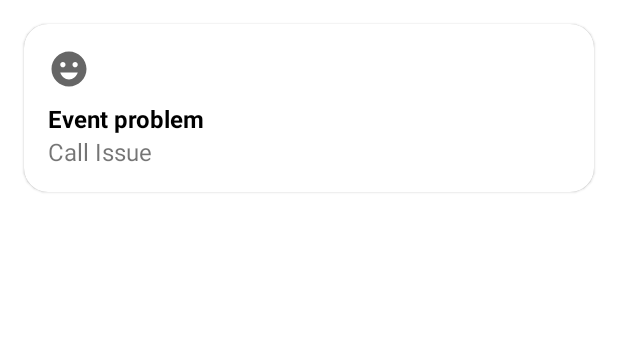
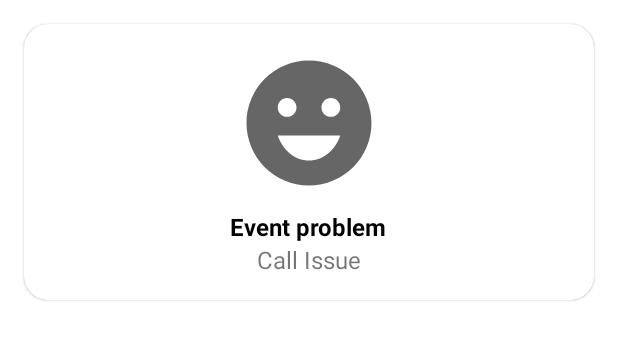
Before and after one commit to dkutko/MVP-RX, an Android app: the layout item_user.xml on its own in the app's theme, with its tools: preview values and no code run, on a phone screen of 412 x 824 dp. Shown: the top 340 px of the screen. Run offline under Robolectric (Android 15) with nearby library versions, the phone set to English and light mode, and no system bars.

```diff
--- a/app/build.gradle
+++ b/app/build.gradle
@@ -65,10 +65,16 @@ dependencies {
     implementation "com.airbnb.android:epoxy:$epoxyVersion"
     implementation "com.airbnb.android:epoxy-databinding:$epoxyVersion"
     kapt("com.airbnb.android:epoxy-processor:$epoxyVersion")
+    implementation "com.airbnb.android:epoxy-glide-preloading:$epoxyVersion"
+    annotationProcessor "com.airbnb.android:epoxy-processor:$epoxyVersion"
 
     //Gson
     implementation 'com.google.code.gson:gson:2.8.7'
 
     //RX
     implementation 'com.github.ReactiveX:RxKotlin:3.x-SNAPSHOT'
+
+    //Glide
+    implementation 'com.github.bumptech.glide:glide:4.12.0'
+    annotationProcessor 'com.github.bumptech.glide:compiler:4.12.0'
 }
--- a/app/src/main/AndroidManifest.xml
+++ b/app/src/main/AndroidManifest.xml
@@ -2,6 +2,7 @@
 <manifest xmlns:android="http://schemas.android.com/apk/res/android"
     package="com.petproj.mvprx">
 
+    <uses-permission android:name="android.permission.INTERNET" />
     <application
         android:allowBackup="true"
         android:icon="@mipmap/ic_launcher"
--- a/app/src/main/res/layout/item_user.xml
+++ b/app/src/main/res/layout/item_user.xml
@@ -1,26 +1,14 @@
 <?xml version="1.0" encoding="utf-8"?>
-<layout xmlns:android="http://schemas.android.com/apk/res/android"
+
+
+<com.google.android.material.card.MaterialCardView xmlns:android="http://schemas.android.com/apk/res/android"
     xmlns:app="http://schemas.android.com/apk/res-auto"
-    xmlns:tools="http://schemas.android.com/tools">
-
-    <data>
-
-        <variable
-            name="userClickListener"
-            type="android.view.View.OnClickListener" />
-
-        <variable
-            name="name"
-            type="String" />
-    </data>
-
-        <com.google.android.material.card.MaterialCardView
+    xmlns:tools="http://schemas.android.com/tools"
     android:layout_width="match_parent"
     android:layout_height="wrap_content"
     android:layout_margin="16dp"
     android:clickable="true"
     android:focusable="true"
-            android:onClick="@{userClickListener}"
     app:cardCornerRadius="16dp"
     app:layout_constraintBottom_toBottomOf="parent"
     app:layout_constraintEnd_toEndOf="parent"
@@ -33,14 +21,17 @@
         android:layout_width="match_parent"
         android:layout_height="wrap_content"
         android:orientation="vertical"
+        android:gravity="center"
         android:padding="16dp">
 
         <ImageView
-                    android:layout_width="28dp"
-                    android:layout_height="28dp"
+            android:id="@+id/ivPicture"
+            android:layout_width="100dp"
+            android:layout_height="100dp"
             android:src="@drawable/bg_image" />
 
         <com.google.android.material.textview.MaterialTextView
+            android:id="@+id/name"
             android:layout_width="wrap_content"
             android:layout_height="wrap_content"
             android:layout_marginTop="8dp"
@@ -59,4 +50,3 @@
 
     </androidx.appcompat.widget.LinearLayoutCompat>
 </com.google.android.material.card.MaterialCardView>
-</layout>
```
Also changed, not shown: app/src/main/java/com/petproj/mvprx/adapter/UserEpoxyController.kt (+6 -2 lines), app/src/main/java/com/petproj/mvprx/adapter/UserModel.kt (added, +42 -0 lines), app/src/main/java/com/petproj/mvprx/ui/fragments/UserListFragment.kt (+8 -5 lines). Lines whose indentation alone changed are shown as unchanged.
